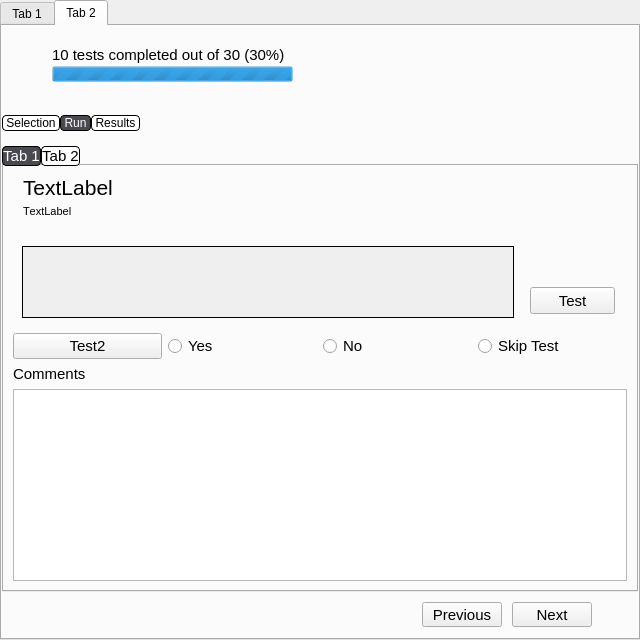
Above: qt/frontend/qtfront.ui from checkbox/checkbox before the change. Below: the same form after it.
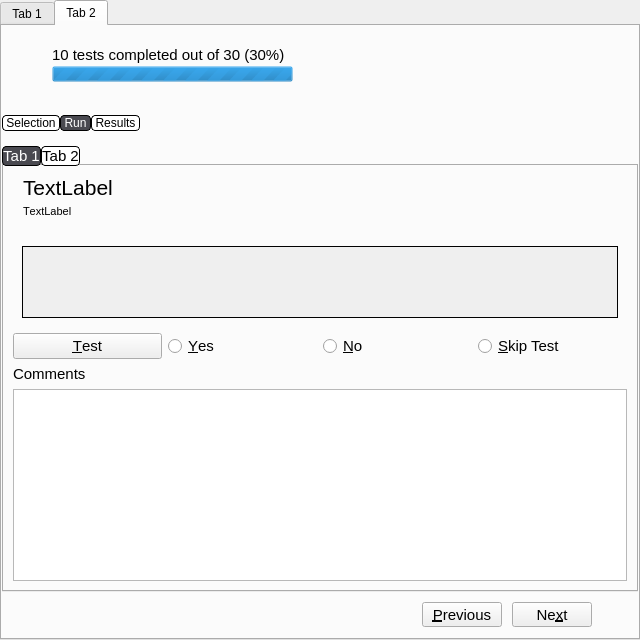
That is the form after the change. The open tabs and pages were chosen to show the change. Icons and pictures are not drawn.

Diff of the .ui file:
```diff
--- a/qt/frontend/qtfront.ui
+++ b/qt/frontend/qtfront.ui
@@ -786,7 +786,7 @@
                              <rect>
                               <x>0</x>
                               <y>0</y>
-                              <width>486</width>
+                              <width>590</width>
                               <height>76</height>
                              </rect>
                             </property>
@@ -838,110 +838,36 @@
                         </layout>
                        </widget>
                       </item>
-                      <item>
-                       <widget class="QFrame" name="testButtonsFrame">
-                        <property name="sizePolicy">
-                         <sizepolicy hsizetype="MinimumExpanding" vsizetype="MinimumExpanding">
-                          <horstretch>6</horstretch>
-                          <verstretch>0</verstretch>
-                         </sizepolicy>
-                        </property>
-                        <property name="frameShape">
-                         <enum>QFrame::NoFrame</enum>
-                        </property>
-                        <property name="frameShadow">
-                         <enum>QFrame::Plain</enum>
-                        </property>
-                        <property name="lineWidth">
-                         <number>0</number>
-                        </property>
-                        <widget class="QPushButton" name="yesTestButton">
-                         <property name="geometry">
-                          <rect>
-                           <x>10</x>
-                           <y>100</y>
-                           <width>85</width>
-                           <height>27</height>
-                          </rect>
-                         </property>
-                         <property name="text">
-                          <string>Yes</string>
-                         </property>
-                        </widget>
-                        <widget class="QPushButton" name="testTestButton">
-                         <property name="geometry">
-                          <rect>
-                           <x>10</x>
-                           <y>41</y>
-                           <width>85</width>
-                           <height>27</height>
-                          </rect>
-                         </property>
-                         <property name="text">
-                          <string>Test</string>
-                         </property>
-                        </widget>
-                        <widget class="QPushButton" name="noTestButton">
-                         <property name="geometry">
-                          <rect>
-                           <x>10</x>
-                           <y>130</y>
-                           <width>85</width>
-                           <height>27</height>
-                          </rect>
-                         </property>
-                         <property name="text">
-                          <string>No</string>
-                         </property>
-                        </widget>
-                        <widget class="QToolButton" name="commentTestButton">
-                         <property name="geometry">
-                          <rect>
-                           <x>10</x>
-                           <y>170</y>
-                           <width>85</width>
-                           <height>27</height>
-                          </rect>
-                         </property>
-                         <property name="text">
-                          <string>Comment</string>
-                         </property>
-                         <property name="popupMode">
-                          <enum>QToolButton::InstantPopup</enum>
-                         </property>
-                        </widget>
-                       </widget>
-                      </item>
                      </layout>
                     </widget>
                    </item>
                    <item>
                     <layout class="QHBoxLayout" name="testControlsHorizontalLayout">
                      <item>
-                      <widget class="QPushButton" name="test2TestButton">
+                      <widget class="QPushButton" name="testTestButton">
                        <property name="text">
-                        <string>Test2</string>
+                        <string>&amp;Test</string>
                        </property>
                       </widget>
                      </item>
                      <item>
                       <widget class="QRadioButton" name="yesTestRadioButton">
                        <property name="text">
-                        <string>Yes</string>
+                        <string>&amp;Yes</string>
                        </property>
                       </widget>
                      </item>
                      <item>
                       <widget class="QRadioButton" name="noTestRadioButton">
                        <property name="text">
-                        <string>No</string>
+                        <string>&amp;No</string>
                        </property>
                       </widget>
                      </item>
                      <item>
                       <widget class="QRadioButton" name="skipTestRadioButton">
                        <property name="text">
-                        <string>Skip Test</string>
+                        <string>&amp;Skip Test</string>
                        </property>
                       </widget>
                      </item>
@@ -1001,7 +927,7 @@
                    </rect>
                   </property>
                   <property name="text">
-                   <string>Next</string>
+                   <string>Ne&amp;xt</string>
                   </property>
                  </widget>
                  <widget class="QPushButton" name="previousTestButton">
@@ -1014,7 +940,7 @@
                    </rect>
                   </property>
                   <property name="text">
-                   <string>Previous</string>
+                   <string>&amp;Previous</string>
                   </property>
                  </widget>
                  <zorder>nextTestButton</zorder>
```
Left out of the diff: 7 changed lines with no effect on the pictures.
